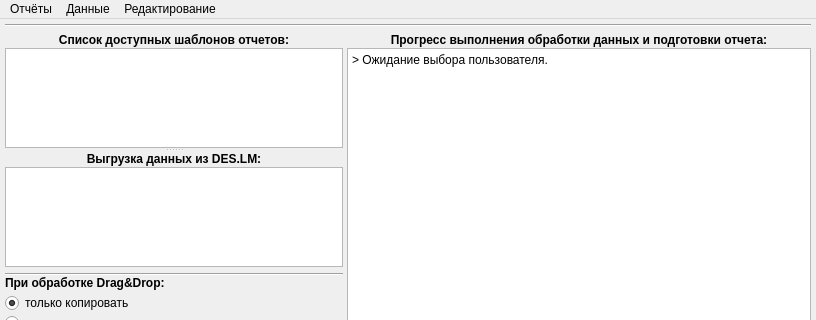
Qt form Qt5Project/Windows2.ui (DIVIGL1/DES.LM.Reports) before a commit; both pictures show x 0 to 816 and y 0 to 320 of the 816 by 717 pixel window.
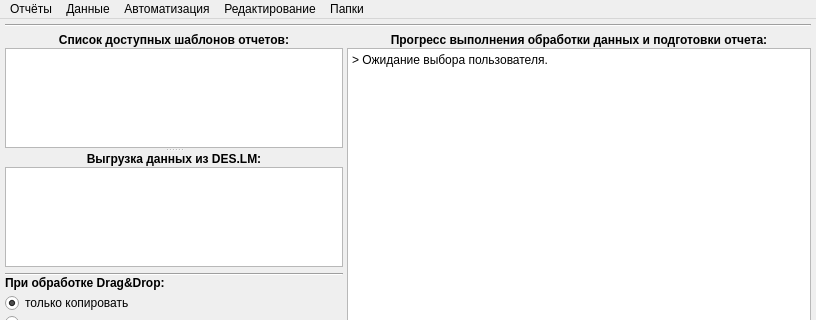
The same form after that commit.

Commit message: Updated menus and keys shortcuts.

What changed in the file:
```diff
--- a/Qt5Project/Windows2.ui
+++ b/Qt5Project/Windows2.ui
@@ -713,9 +713,29 @@
     <addaction name="separator"/>
     <addaction name="Settings"/>
    </widget>
+   <widget class="QMenu" name="Automation">
+    <property name="title">
+     <string>Автоматизация</string>
+    </property>
+    <addaction name="WaitFileAndCreateReport"/>
+    <addaction name="StopWaitingFile"/>
+   </widget>
+   <widget class="QMenu" name="menu">
+    <property name="statusTip">
+     <string>Меню 'Папки'</string>
+    </property>
+    <property name="title">
+     <string>Папки</string>
+    </property>
+    <addaction name="OpenDownLoads"/>
+    <addaction name="OpenUserFilesFolder"/>
+    <addaction name="OpenSavedReportsFolder"/>
+   </widget>
    <addaction name="ReportMenu"/>
    <addaction name="DataMenu"/>
+   <addaction name="Automation"/>
    <addaction name="EditSettingsFiles"/>
+   <addaction name="menu"/>
   </widget>
   <widget class="QStatusBar" name="statusBar"/>
   <action name="CreateReport">
```
Left out of the diff: 77 changed lines with no effect on the pictures. The commit also changes 3 other files.
